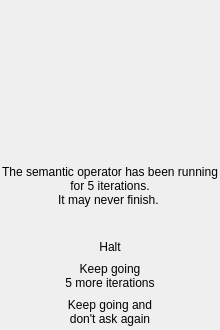
First picture: the form in ui/halting_dialog.ui, repository theShirNick/WCS, before the edit.
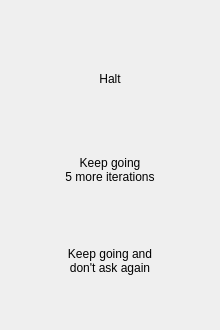
Second picture: the form after the edit.

The edit to the form file:
```diff
--- a/ui/halting_dialog.ui
+++ b/ui/halting_dialog.ui
@@ -42,7 +42,7 @@
     <number>0</number>
    </property>
    <property name="topMargin">
-    <number>10</number>
+    <number>0</number>
    </property>
    <property name="rightMargin">
     <number>0</number>
@@ -51,76 +51,38 @@
     <number>0</number>
    </property>
    <item>
-    <widget class="QWidget" name="widget" native="true">
-     <property name="sizePolicy">
-      <sizepolicy hsizetype="Expanding" vsizetype="Fixed">
-       <horstretch>0</horstretch>
-       <verstretch>100</verstretch>
-      </sizepolicy>
+    <layout class="QGridLayout" name="layout">
+     <property name="sizeConstraint">
+      <enum>QLayout::SetMinimumSize</enum>
      </property>
-     <layout class="QHBoxLayout" name="horizontalLayout">
-      <property name="spacing">
-       <number>0</number>
-      </property>
-      <property name="leftMargin">
-       <number>0</number>
-      </property>
-      <property name="topMargin">
-       <number>0</number>
-      </property>
-      <property name="rightMargin">
-       <number>0</number>
-      </property>
-      <property name="bottomMargin">
-       <number>0</number>
-      </property>
-      <item>
-       <widget class="QLabel" name="img">
-        <property name="sizePolicy">
-         <sizepolicy hsizetype="Fixed" vsizetype="Fixed">
-          <horstretch>0</horstretch>
-          <verstretch>0</verstretch>
-         </sizepolicy>
-        </property>
-        <property name="minimumSize">
-         <size>
-          <width>125</width>
-          <height>125</height>
-         </size>
-        </property>
-        <property name="maximumSize">
-         <size>
-          <width>125</width>
-          <height>125</height>
-         </size>
-        </property>
-        <property name="text">
-         <string/>
-        </property>
-        <property name="alignment">
-         <set>Qt::AlignCenter</set>
-        </property>
-       </widget>
-      </item>
-     </layout>
-    </widget>
-   </item>
-   <item>
-    <widget class="QLabel" name="label">
-     <property name="text">
-      <string>The semantic operator has been running for 5 iterations. 
-It may never finish. </string>
+     <property name="leftMargin">
+      <number>10</number>
      </property>
-     <property name="alignment">
-      <set>Qt::AlignCenter</set>
+     <property name="topMargin">
+      <number>10</number>
      </property>
-     <property name="wordWrap">
-      <bool>true</bool>
+     <property name="rightMargin">
+      <number>10</number>
      </property>
-    </widget>
+     <property name="spacing">
+      <number>0</number>
+     </property>
+    </layout>
    </item>
    <item>
     <widget class="QPushButton" name="halt_phi">
+     <property name="minimumSize">
+      <size>
+       <width>0</width>
+       <height>45</height>
+      </size>
+     </property>
+     <property name="maximumSize">
+      <size>
+       <width>16777215</width>
+       <height>45</height>
+      </size>
+     </property>
      <property name="text">
       <string>Halt</string>
      </property>
@@ -134,6 +96,18 @@
    </item>
    <item>
     <widget class="QPushButton" name="more_phi">
+     <property name="minimumSize">
+      <size>
+       <width>0</width>
+       <height>45</height>
+      </size>
+     </property>
+     <property name="maximumSize">
+      <size>
+       <width>16777215</width>
+       <height>45</height>
+      </size>
+     </property>
      <property name="text">
       <string>Keep going
 5 more iterations</string>
@@ -145,6 +119,18 @@
    </item>
    <item>
     <widget class="QPushButton" name="safety_off">
+     <property name="minimumSize">
+      <size>
+       <width>0</width>
+       <height>45</height>
+      </size>
+     </property>
+     <property name="maximumSize">
+      <size>
+       <width>16777215</width>
+       <height>45</height>
+      </size>
+     </property>
      <property name="text">
       <string>Keep going and
 don't ask again</string>
```
